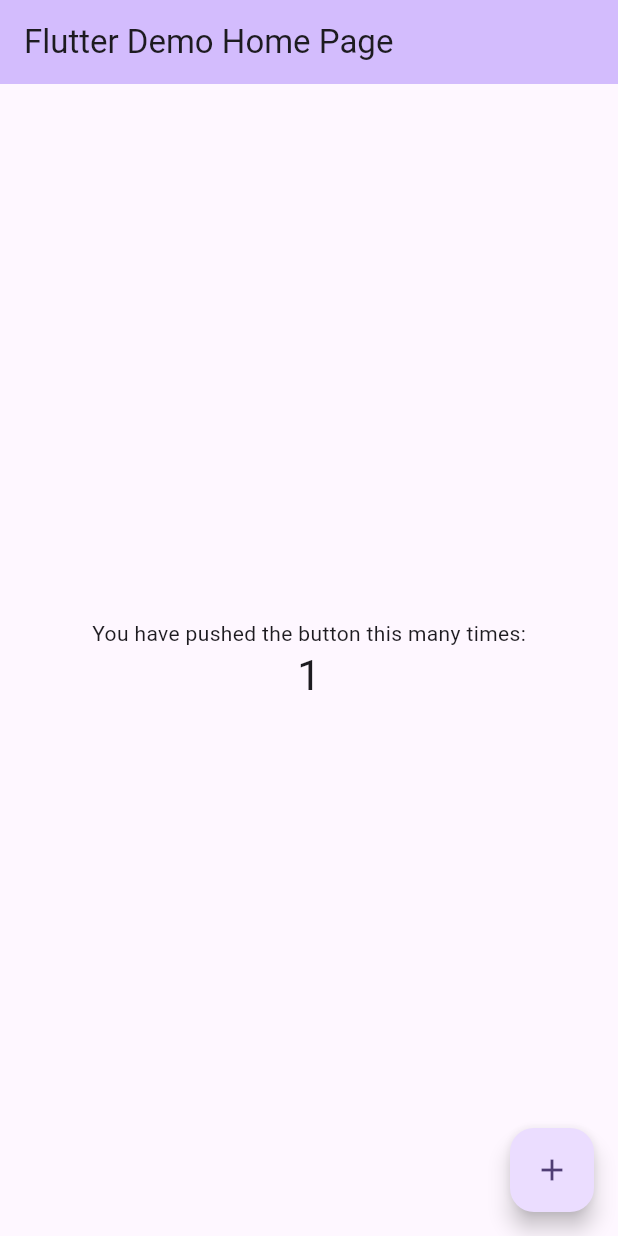
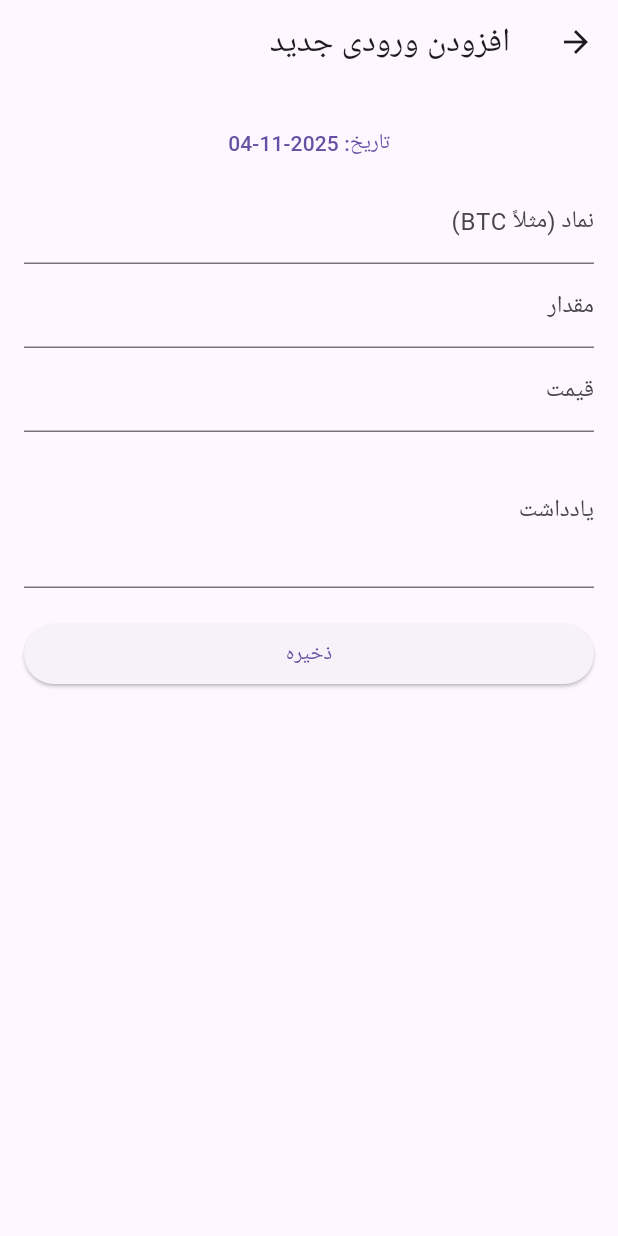
Before and after one commit to could-ai/019a4f77-8a27-7428-8721-7d16adaf7d51, a Flutter app: the screen it shows after launch, after a tap on the "add" icon, on a phone screen of 412 x 824 dp. Run offline on Flutter 3.47's test engine with Material 3 defaults, Android fonts, the phone set to English and light mode, and no system bars.

Commit message:
Completely replaced the template main.dart to implement the mositrade crypto journaling app in Persian. Changes include: 1. Renamed app title to 'mositrade' and set default locale to Persian (fa) with localization delegates for Material, Widgets, and Cupertino. 2. Defined a `JournalEntry` model containing date, symbol, amount, price, and notes fields. 3. Created `EntryListPage` as the home screen, showing a list of entries or a placeholder message if none exists. Includes a FAB to add new entries. 4. Added `_showEntryDetails` dialog to view full details of each entry. 5. Created `AddEntryPage` with a form to input date (via date picker), symbol, amount, price, and notes. Validates input and returns new entry to the list. 6. Ensured '/' route is registered to `EntryListPage` for web preview safety. 7. Removed all existing template code and replaced with journal-specific functionality using in-memory state. This provides a starting point for future data persistence integration.

```diff
--- a/usr/lib/main.dart
+++ b/usr/lib/main.dart
@@ -1,120 +1,227 @@
 import 'package:flutter/material.dart';
+import 'package:flutter_localizations/flutter_localizations.dart';
 
 void main() {
-  runApp(const MyApp());
+  runApp(const MosiTradeApp());
 }
 
-class MyApp extends StatelessWidget {
-  const MyApp({super.key});
+class MosiTradeApp extends StatelessWidget {
+  const MosiTradeApp({Key? key}) : super(key: key);
 
-  // This widget is the root of your application.
   @override
   Widget build(BuildContext context) {
     return MaterialApp(
-      title: 'Flutter Demo',
+      title: 'mositrade',
       debugShowCheckedModeBanner: false,
+      locale: const Locale('fa'),
+      supportedLocales: const [Locale('fa')],
+      localizationsDelegates: const [
+        GlobalMaterialLocalizations.delegate,
+        GlobalWidgetsLocalizations.delegate,
+        GlobalCupertinoLocalizations.delegate,
+      ],
       theme: ThemeData(
-        // This is the theme of your application.
-        //
-        // TRY THIS: Try running your application with "flutter run". You'll see
-        // the application has a purple toolbar. Then, without quitting the app,
-        // try changing the seedColor in the colorScheme below to Colors.green
-        // and then invoke "hot reload" (save your changes or press the "hot
-        // reload" button in a Flutter-supported IDE, or press "r" if you used
-        // the command line to start the app).
-        //
-        // Notice that the counter didn't reset back to zero; the application
-        // state is not lost during the reload. To reset the state, use hot
-        // restart instead.
-        //
-        // This works for code too, not just values: Most code changes can be
-        // tested with just a hot reload.
-        colorScheme: ColorScheme.fromSeed(seedColor: Colors.deepPurple),
+        primarySwatch: Colors.blue,
       ),
-      home: const MyHomePage(title: 'Flutter Demo Home Page'),
+      home: const EntryListPage(),
+      routes: {
+        '/': (context) => const EntryListPage(),
+      },
     );
   }
 }
 
-class MyHomePage extends StatefulWidget {
-  const MyHomePage({super.key, required this.title});
+class JournalEntry {
+  final DateTime date;
+  final String symbol;
+  final double amount;
+  final double price;
+  final String notes;
 
-  // This widget is the home page of your application. It is stateful, meaning
-  // that it has a State object (defined below) that contains fields that affect
-  // how it looks.
+  JournalEntry({
+    required this.date,
+    required this.symbol,
+    required this.amount,
+    required this.price,
+    required this.notes,
+  });
+}
 
-  // This class is the configuration for the state. It holds the values (in this
-  // case the title) provided by the parent (in this case the App widget) and
-  // used by the build method of the State. Fields in a Widget subclass are
-  // always marked "final".
-
-  final String title;
+class EntryListPage extends StatefulWidget {
+  const EntryListPage({Key? key}) : super(key: key);
 
   @override
-  State<MyHomePage> createState() => _MyHomePageState();
+  _EntryListPageState createState() => _EntryListPageState();
 }
 
-class _MyHomePageState extends State<MyHomePage> {
-  int _counter = 0;
+class _EntryListPageState extends State<EntryListPage> {
+  final List<JournalEntry> _entries = [];
 
-  void _incrementCounter() {
+  void _addEntry(JournalEntry entry) {
     setState(() {
-      // This call to setState tells the Flutter framework that something has
-      // changed in this State, which causes it to rerun the build method below
-      // so that the display can reflect the updated values. If we changed
-      // _counter without calling setState(), then the build method would not be
-      // called again, and so nothing would appear to happen.
-      _counter++;
+      _entries.add(entry);
     });
   }
 
   @override
   Widget build(BuildContext context) {
-    // This method is rerun every time setState is called, for instance as done
-    // by the _incrementCounter method above.
-    //
-    // The Flutter framework has been optimized to make rerunning build methods
-    // fast, so that you can just rebuild anything that needs updating rather
-    // than having to individually change instances of widgets.
     return Scaffold(
       appBar: AppBar(
-        // TRY THIS: Try changing the color here to a specific color (to
-        // Colors.amber, perhaps?) and trigger a hot reload to see the AppBar
-        // change color while the other colors stay the same.
-        backgroundColor: Theme.of(context).colorScheme.inversePrimary,
-        // Here we take the value from the MyHomePage object that was created by
-        // the App.build method, and use it to set our appbar title.
-        title: Text(widget.title),
+        title: const Text('mositrade - ژورنال معاملات کریپتو'),
+        centerTitle: true,
       ),
-      body: Center(
-        // Center is a layout widget. It takes a single child and positions it
-        // in the middle of the parent.
-        child: Column(
-          // Column is also a layout widget. It takes a list of children and
-          // arranges them vertically. By default, it sizes itself to fit its
-          // children horizontally, and tries to be as tall as its parent.
-          //
-          // Column has various properties to control how it sizes itself and
-          // how it positions its children. Here we use mainAxisAlignment to
-          // center the children vertically; the main axis here is the vertical
-          // axis because Columns are vertical (the cross axis would be
-          // horizontal).
-          //
-          // TRY THIS: Invoke "debug painting" (choose the "Toggle Debug Paint"
-          // action in the IDE, or press "p" in the console), to see the
-          // wireframe for each widget.
-          mainAxisAlignment: MainAxisAlignment.center,
-          children: <Widget>[
-            const Text('You have pushed the button this many times:'),
-            Text('$_counter', style: Theme.of(context).textTheme.headlineMedium),
-          ],
+      body: _entries.isEmpty
+          ? const Center(
+              child: Text('هیچ ورودی‌ای وجود ندارد. برای افزودن، دکمه + را فشار دهید.'),
+            )
+          : ListView.builder(
+              itemCount: _entries.length,
+              itemBuilder: (context, index) {
+                final entry = _entries[index];
+                return ListTile(
+                  title: Text('${entry.symbol} - ${entry.amount}'),
+                  subtitle: Text(
+                      'تاریخ: ${entry.date.toLocal().toString().split(' ')[0]} | قیمت: ${entry.price}'),
+                  onTap: () => _showEntryDetails(entry),
+                );
+              },
+            ),
+      floatingActionButton: FloatingActionButton(
+        onPressed: () async {
+          final result = await Navigator.push<JournalEntry>(
+            context,
+            MaterialPageRoute(builder: (context) => const AddEntryPage()),
+          );
+          if (result != null) {
+            _addEntry(result);
+          }
+        },
+        child: const Icon(Icons.add),
+      ),
+    );
+  }
+
+  void _showEntryDetails(JournalEntry entry) {
+    showDialog(
+      context: context,
+      builder: (context) => AlertDialog(
+        title: Text('${entry.symbol} - جزئیات'),
+        content: Text(
+          'تاریخ: ${entry.date.toLocal().toString().split(' ')[0]}
+مقدار: ${entry.amount}
+قیمت: ${entry.price}
+یادداشت: ${entry.notes}',
         ),
+        actions: [
+          TextButton(
+            onPressed: () => Navigator.pop(context),
+            child: const Text('بستن'),
+          ),
+        ],
       ),
-      floatingActionButton: FloatingActionButton(
-        onPressed: _incrementCounter,
-        tooltip: 'Increment',
-        child: const Icon(Icons.add),
-      ), // This trailing comma makes auto-formatting nicer for build methods.
     );
   }
 }
+
+class AddEntryPage extends StatefulWidget {
+  const AddEntryPage({Key? key}) : super(key: key);
+
+  @override
+  _AddEntryPageState createState() => _AddEntryPageState();
+}
+
+class _AddEntryPageState extends State<AddEntryPage> {
+  final _formKey = GlobalKey<FormState>();
+  DateTime _selectedDate = DateTime.now();
+  final _symbolController = TextEditingController();
+  final _amountController = TextEditingController();
+  final _priceController = TextEditingController();
+  final _notesController = TextEditingController();
+
+  Future<void> _pickDate() async {
+    final date = await showDatePicker(
+      context: context,
+      initialDate: _selectedDate,
+      firstDate: DateTime(2009),
+      lastDate: DateTime.now(),
+      locale: const Locale('fa'),
+    );
+    if (date != null) {
+      setState(() {
+        _selectedDate = date;
+      });
+    }
+  }
+
+  @override
+  Widget build(BuildContext context) {
+    return Scaffold(
+      appBar: AppBar(
+        title: const Text('افزودن ورودی جدید'),
+      ),
+      body: Padding(
+        padding: const EdgeInsets.all(16.0),
+        child: Form(
+          key: _formKey,
+          child: SingleChildScrollView(
+            child: Column(
+              crossAxisAlignment: CrossAxisAlignment.stretch,
+              children: [
+                TextButton(
+                  onPressed: _pickDate,
+                  child: Text('تاریخ: ${_selectedDate.toLocal().toString().split(' ')[0]}'),
+                ),
+                TextFormField(
+                  controller: _symbolController,
+                  decoration: const InputDecoration(labelText: 'نماد (مثلاً BTC)'),
+                  validator: (value) => value == null || value.isEmpty ? 'لطفاً نماد را وارد کنید' : null,
+                ),
+                TextFormField(
+                  controller: _amountController,
+                  decoration: const InputDecoration(labelText: 'مقدار'),
+                  keyboardType: TextInputType.number,
+                  validator: (value) {
+                    if (value == null || value.isEmpty) return 'لطفاً مقدار را وارد کنید';
+                    if (double.tryParse(value) == null) return 'عدد معتبر وارد کنید';
+                    return null;
+                  },
+                ),
+                TextFormField(
+                  controller: _priceController,
+                  decoration: const InputDecoration(labelText: 'قیمت'),
+                  keyboardType: TextInputType.number,
+                  validator: (value) {
+                    if (value == null || value.isEmpty) return 'لطفاً قیمت را وارد کنید';
+                    if (double.tryParse(value) == null) return 'عدد معتبر وارد کنید';
+                    return null;
+                  },
+                ),
+                TextFormField(
+                  controller: _notesController,
+                  decoration: const InputDecoration(labelText: 'یادداشت'),
+                  maxLines: 3,
+                ),
+                const SizedBox(height: 20),
+                ElevatedButton(
+                  onPressed: () {
+                    if (_formKey.currentState!.validate()) {
+                      final entry = JournalEntry(
+                        date: _selectedDate,
+                        symbol: _symbolController.text.trim(),
+                        amount: double.parse(_amountController.text.trim()),
+                        price: double.parse(_priceController.text.trim()),
+                        notes: _notesController.text.trim(),
+                      );
+                      Navigator.pop(context, entry);
+                    }
+                  },
+                  child: const Text('ذخیره'),
+                ),
+              ],
+            ),
+          ),
+        ),
+      ),
+    );
+  }
+}
```
